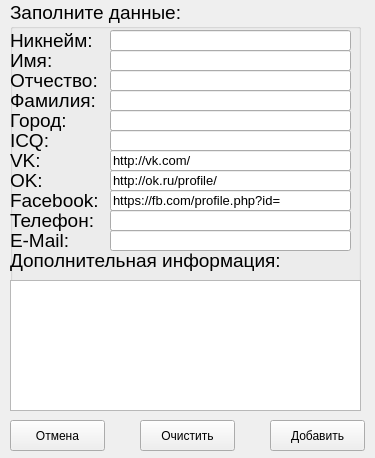
The window that addform.ui (Nicknixer/contacts-qt) describes before a commit, drawn with Qt 5.
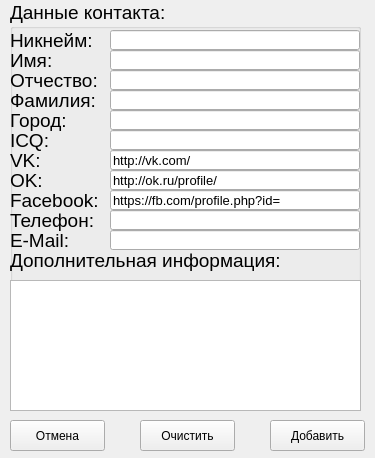
The same window after the commit.

```diff
--- a/addform.ui
+++ b/addform.ui
@@ -25,13 +25,50 @@
      <height>411</height>
     </rect>
    </property>
+   <property name="palette">
+    <palette>
+     <active>
+      <colorrole role="Light">
+       <brush brushstyle="SolidPattern">
+        <color alpha="255">
+         <red>26</red>
+         <green>249</green>
+         <blue>234</blue>
+        </color>
+       </brush>
+      </colorrole>
+     </active>
+     <inactive>
+      <colorrole role="Light">
+       <brush brushstyle="SolidPattern">
+        <color alpha="255">
+         <red>26</red>
+         <green>249</green>
+         <blue>234</blue>
+        </color>
+       </brush>
+      </colorrole>
+     </inactive>
+     <disabled>
+      <colorrole role="Light">
+       <brush brushstyle="SolidPattern">
+        <color alpha="255">
+         <red>26</red>
+         <green>249</green>
+         <blue>234</blue>
+        </color>
+       </brush>
+      </colorrole>
+     </disabled>
+    </palette>
+   </property>
    <property name="font">
     <font>
      <pointsize>14</pointsize>
     </font>
    </property>
    <property name="title">
-    <string>Заполните данные:</string>
+    <string>Данные контакта:</string>
    </property>
    <widget class="QLabel" name="label">
     <property name="geometry">
@@ -77,8 +114,8 @@
      <rect>
       <x>100</x>
       <y>50</y>
-      <width>241</width>
-      <height>21</height>
+      <width>250</width>
+      <height>20</height>
      </rect>
     </property>
    </widget>
@@ -87,8 +124,8 @@
      <rect>
       <x>100</x>
       <y>70</y>
-      <width>241</width>
-      <height>21</height>
+      <width>250</width>
+      <height>20</height>
      </rect>
     </property>
    </widget>
@@ -97,8 +134,8 @@
      <rect>
       <x>100</x>
       <y>90</y>
-      <width>241</width>
-      <height>21</height>
+      <width>250</width>
+      <height>20</height>
      </rect>
     </property>
    </widget>
@@ -120,8 +157,8 @@
      <rect>
       <x>100</x>
       <y>30</y>
-      <width>241</width>
-      <height>21</height>
+      <width>250</width>
+      <height>20</height>
      </rect>
     </property>
    </widget>
@@ -143,8 +180,8 @@
      <rect>
       <x>100</x>
       <y>110</y>
-      <width>241</width>
-      <height>21</height>
+      <width>250</width>
+      <height>20</height>
      </rect>
     </property>
    </widget>
@@ -166,8 +203,8 @@
      <rect>
       <x>100</x>
       <y>130</y>
-      <width>241</width>
-      <height>21</height>
+      <width>250</width>
+      <height>20</height>
      </rect>
     </property>
    </widget>
@@ -189,8 +226,8 @@
      <rect>
       <x>100</x>
       <y>150</y>
-      <width>241</width>
-      <height>21</height>
+      <width>250</width>
+      <height>20</height>
      </rect>
     </property>
     <property name="font">
@@ -220,8 +257,8 @@
      <rect>
       <x>100</x>
       <y>170</y>
-      <width>241</width>
-      <height>21</height>
+      <width>250</width>
+      <height>20</height>
      </rect>
     </property>
     <property name="font">
@@ -251,8 +288,8 @@
      <rect>
       <x>100</x>
       <y>190</y>
-      <width>241</width>
-      <height>21</height>
+      <width>250</width>
+      <height>20</height>
      </rect>
     </property>
     <property name="font">
@@ -282,8 +319,8 @@
      <rect>
       <x>100</x>
       <y>230</y>
-      <width>241</width>
-      <height>21</height>
+      <width>250</width>
+      <height>20</height>
      </rect>
     </property>
    </widget>
@@ -331,8 +368,8 @@
      <rect>
       <x>100</x>
       <y>210</y>
-      <width>241</width>
-      <height>21</height>
+      <width>250</width>
+      <height>20</height>
      </rect>
     </property>
    </widget>
```
